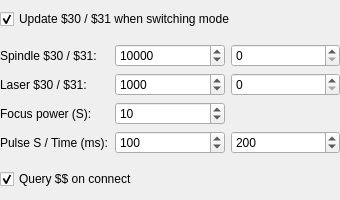
This is spindle_laser/settings.ui in Dzantemir/candle-spindle-laser-switcher as Qt 5 draws it before an edit. The edited form follows.
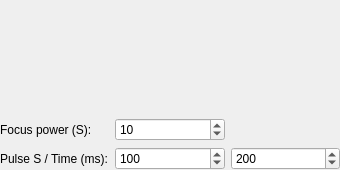
This is the edited form.

The edit to the form file:
```diff
--- a/spindle_laser/settings.ui
+++ b/spindle_laser/settings.ui
@@ -7,7 +7,7 @@
     <x>0</x>
     <y>0</y>
     <width>340</width>
-    <height>200</height>
+    <height>170</height>
    </rect>
   </property>
   <property name="windowTitle">
@@ -27,11 +27,11 @@
     <number>0</number>
    </property>
    <item>
-    <widget class="QCheckBox" name="chkUpdateS">
+    <widget class="QLabel" name="lblNote">
      <property name="text">
-      <string>Update $30 / $31 when switching mode</string>
+      <string/>
      </property>
-     <property name="checked">
+     <property name="wordWrap">
       <bool>true</bool>
      </property>
     </widget>
@@ -39,85 +39,13 @@
    <item>
     <layout class="QGridLayout" name="gridLayout">
      <item row="0" column="0">
-      <widget class="QLabel" name="lblSpindleMax">
-       <property name="text">
-        <string>Spindle $30 / $31:</string>
-       </property>
-      </widget>
-     </item>
-     <item row="0" column="1">
-      <widget class="QSpinBox" name="spnSpindleMax">
-       <property name="minimum">
-        <number>1</number>
-       </property>
-       <property name="maximum">
-        <number>100000</number>
-       </property>
-       <property name="singleStep">
-        <number>500</number>
-       </property>
-       <property name="value">
-        <number>10000</number>
-       </property>
-      </widget>
-     </item>
-     <item row="0" column="2">
-      <widget class="QSpinBox" name="spnSpindleMin">
-       <property name="minimum">
-        <number>0</number>
-       </property>
-       <property name="maximum">
-        <number>100000</number>
-       </property>
-       <property name="value">
-        <number>0</number>
-       </property>
-      </widget>
-     </item>
-     <item row="1" column="0">
-      <widget class="QLabel" name="lblLaserMax">
-       <property name="text">
-        <string>Laser $30 / $31:</string>
-       </property>
-      </widget>
-     </item>
-     <item row="1" column="1">
-      <widget class="QSpinBox" name="spnLaserMax">
-       <property name="minimum">
-        <number>1</number>
-       </property>
-       <property name="maximum">
-        <number>100000</number>
-       </property>
-       <property name="singleStep">
-        <number>100</number>
-       </property>
-       <property name="value">
-        <number>1000</number>
-       </property>
-      </widget>
-     </item>
-     <item row="1" column="2">
-      <widget class="QSpinBox" name="spnLaserMin">
-       <property name="minimum">
-        <number>0</number>
-       </property>
-       <property name="maximum">
-        <number>100000</number>
-       </property>
-       <property name="value">
-        <number>0</number>
-       </property>
-      </widget>
-     </item>
-     <item row="2" column="0">
       <widget class="QLabel" name="lblFocusPower">
        <property name="text">
         <string>Focus power (S):</string>
        </property>
       </widget>
      </item>
-     <item row="2" column="1">
+     <item row="0" column="1">
       <widget class="QSpinBox" name="spnFocusPower">
        <property name="minimum">
         <number>1</number>
@@ -130,14 +58,14 @@
        </property>
       </widget>
      </item>
-     <item row="3" column="0">
+     <item row="1" column="0">
       <widget class="QLabel" name="lblPulsePower">
        <property name="text">
         <string>Pulse S / Time (ms):</string>
        </property>
       </widget>
      </item>
-     <item row="3" column="1">
+     <item row="1" column="1">
       <widget class="QSpinBox" name="spnPulsePower">
        <property name="minimum">
         <number>1</number>
@@ -150,7 +78,7 @@
        </property>
       </widget>
      </item>
-     <item row="3" column="2">
+     <item row="1" column="2">
       <widget class="QSpinBox" name="spnPulseMs">
        <property name="minimum">
         <number>10</number>
@@ -168,16 +96,6 @@
      </item>
     </layout>
    </item>
-   <item>
-    <widget class="QCheckBox" name="chkAutoQuery">
-     <property name="text">
-      <string>Query $$ on connect</string>
-     </property>
-     <property name="checked">
-      <bool>true</bool>
-     </property>
-    </widget>
-   </item>
   </layout>
  </widget>
  <resources/>
```
